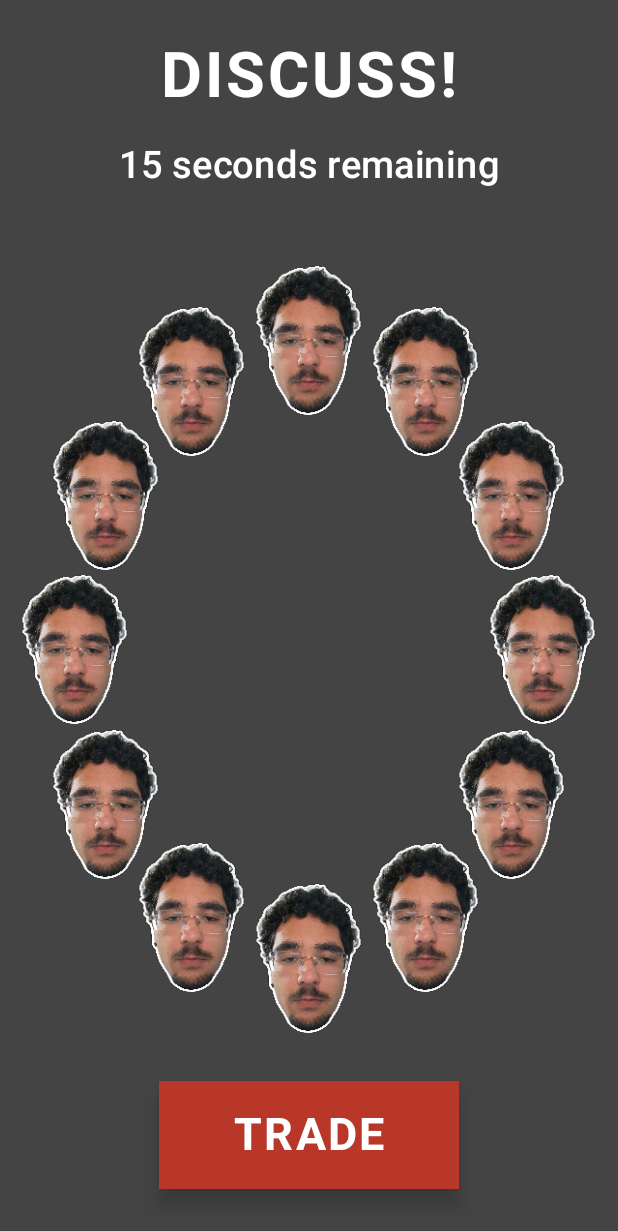
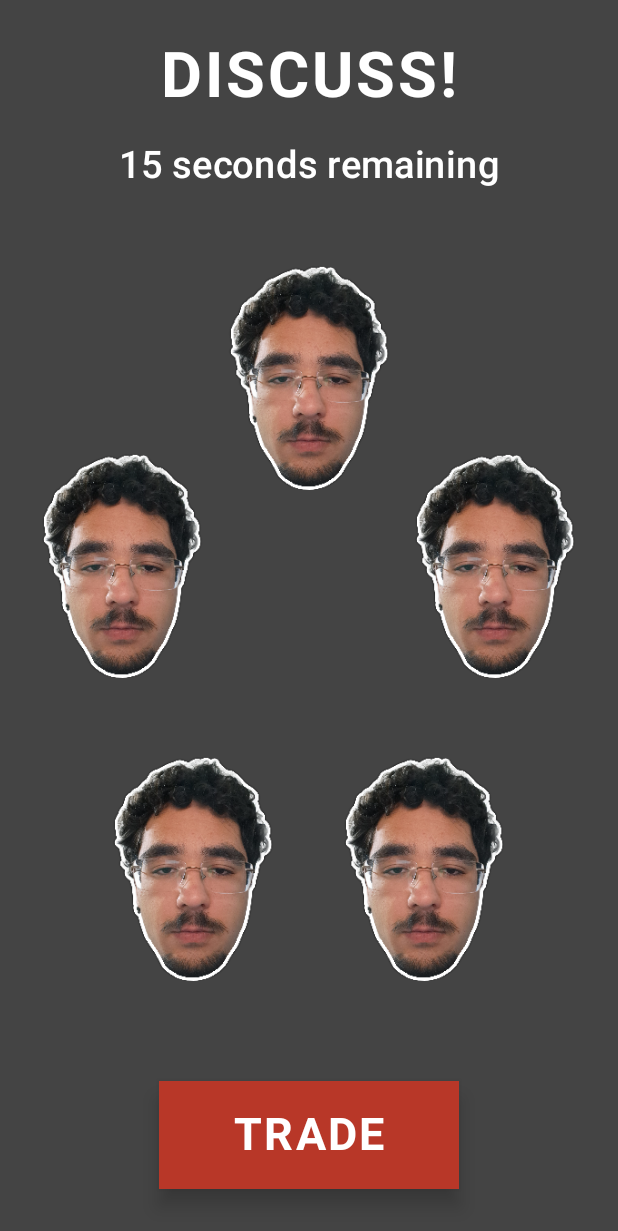
Before and after one commit to sticrii/guessmess, an Android app built with Jetpack Compose: the @Preview function DiscussScreenPreview, on a phone screen of 412 x 824 dp. Shown: the top 1231 px of the screen. Run offline under Robolectric (Android 15) with nearby library versions, the phone set to English and light mode, and no system bars.

Commit message:
fix: dynamic sticker sizing in discuss

```diff
--- a/app/src/main/java/com/studioname/safecracker/enums/StickerSize.kt
+++ b/app/src/main/java/com/studioname/safecracker/enums/StickerSize.kt
@@ -5,6 +5,7 @@ import androidx.compose.ui.unit.dp
 
 enum class StickerSize(val value: Dp) {
     SHOWCASE(150.dp),
+    LARGE(120.dp),
     REGULAR(100.dp),
     SMALL(80.dp)
 }
--- a/app/src/main/java/com/studioname/safecracker/ui/DiscussScreen.kt
+++ b/app/src/main/java/com/studioname/safecracker/ui/DiscussScreen.kt
@@ -41,7 +41,7 @@ import com.studioname.safecracker.ui.components.ActionButton
 import com.studioname.safecracker.ui.components.TimerText
 import kotlinx.coroutines.flow.MutableStateFlow
 
-private val fakePlayers = List(12) { index ->
+private val fakePlayers = List(5) { index ->
     Player(
         id = PlayerId("fake_player_$index"),
         displayName = DisplayName("Player${index + 1}")
@@ -54,7 +54,7 @@ fun DiscussScreen(
     viewModel: DiscussVM? = null
 ) {
     val players = viewModel?.players ?: fakePlayers
-    val stickerSize = StickerSize.REGULAR.value
+    val stickerSize = if (players.size >= 9) StickerSize.REGULAR else if (players.size >= 6) StickerSize.LARGE else StickerSize.SHOWCASE
 
     var boxSize by remember { mutableStateOf(IntSize.Zero) }
     val density = LocalDensity.current
@@ -82,18 +82,18 @@ fun DiscussScreen(
             val boxHeight = with(density) { boxSize.height.toDp() }
 
             if (boxWidth > 0.dp && boxHeight > 0.dp) {
-                val radiusX = (boxWidth - stickerSize) / 2
-                val radiusY = (boxHeight - stickerSize) / 2
+                val radiusX = (boxWidth - stickerSize.value) / 2
+                val radiusY = (boxHeight - stickerSize.value) / 2
                 val centerX = boxWidth / 2
                 val centerY = boxHeight / 2
 
                 players.forEachIndexed { index, player ->
                     val angleRad = Math.toRadians(-90.0 + index * (360.0 / players.size))
-                    val x = centerX + radiusX * cos(angleRad).toFloat() - stickerSize / 2
-                    val y = centerY + radiusY * sin(angleRad).toFloat() - stickerSize / 2
+                    val x = centerX + radiusX * cos(angleRad).toFloat() - stickerSize.value / 2
+                    val y = centerY + radiusY * sin(angleRad).toFloat() - stickerSize.value / 2
 
                     PlayerSticker(
-                        size = StickerSize.REGULAR,
+                        size = stickerSize,
                         modifier = Modifier
                             .offset(x = x, y = y)
                             .clickable {
```
